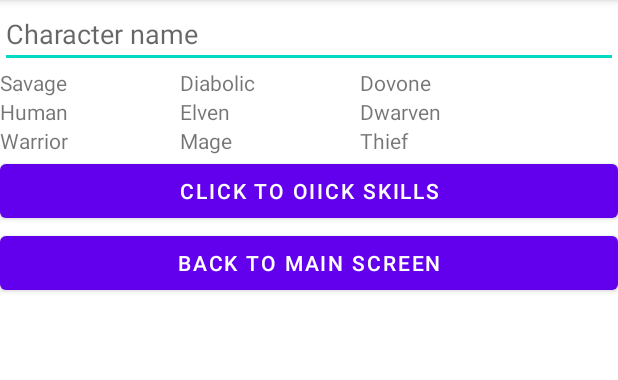
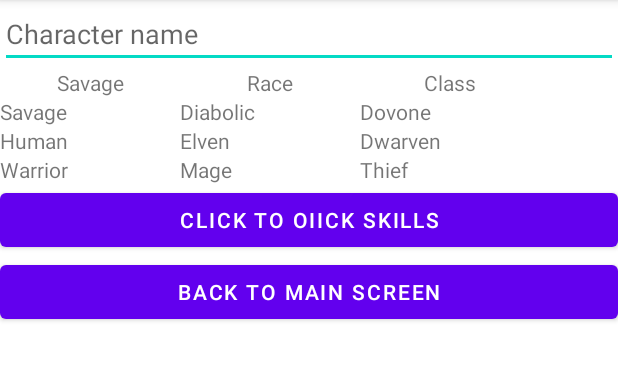
Before and after one commit to wkpescherine/Projects-2022, an Android app: the CreateCharacter screen opened directly, with no data from a screen before it, after a tap on "Savage", on a phone screen of 412 x 824 dp, the part 84-464 px from its top. Run offline under Robolectric (Android 15) with nearby library versions, the phone set to English and light mode, and no system bars.

Commit message:
Adding in more logic as well as building out the char naming and setup> Right now 3 choices for eahc section. Also building out the charSheet

```diff
--- /dev/null
+++ b/app/src/main/java/com/example/ascension/CharDataConfig.java
@@ -0,0 +1,7 @@
+package com.example.ascension;
+
+public class CharDataConfig {
+    String charStyle = "";
+    String charRace = "";
+    String charClass = "";
+}
--- a/app/src/main/java/com/example/ascension/CreateCharacter.java
+++ b/app/src/main/java/com/example/ascension/CreateCharacter.java
@@ -2,13 +2,11 @@ package com.example.ascension;
 
 import androidx.appcompat.app.AppCompatActivity;
 import android.view.View;
-
 import android.os.Bundle;
+import android.widget.TextView;
 
 public class CreateCharacter extends AppCompatActivity {
-    String charStyle = "";
-    String charRace = "";
-    String charClass = "";
+    CharDataConfig charSheet = new CharDataConfig();
 
     @Override
     protected void onCreate(Bundle savedInstanceState) {
@@ -17,15 +15,27 @@ public class CreateCharacter extends AppCompatActivity {
     }
 
     public void handleStyle(View v){
-        charStyle ="something";
+        TextView t1 = (TextView) v;
+        String selectStyle = t1.getText().toString();
+        TextView styleText = findViewById(R.id.charStyleHolder);
+        charSheet.charStyle = selectStyle;
+        styleText.setText(selectStyle);
     }
 
     public void handleRace(View v){
-        charRace="whatever";
+        TextView t2 = (TextView) v;
+        String selectRace = t2.getText().toString();
+        TextView raceText = findViewById(R.id.charRaceHolder);
+        charSheet.charRace = selectRace;
+        raceText.setText(selectRace);
     }
 
     public void handleClass(View v){
-        charClass="IDK";
+        TextView t3 = (TextView) v;
+        String selectClass = t3.getText().toString();
+        TextView classText = findViewById(R.id.charClassHolder);
+        charSheet.charClass = selectClass;
+        classText.setText(selectClass);
     }
 
     public void backToMain(View v){ }
--- a/app/src/main/res/layout/activity_create_character.xml
+++ b/app/src/main/res/layout/activity_create_character.xml
@@ -12,6 +12,30 @@
         android:layout_width="match_parent"
         android:layout_height="wrap_content"
         android:hint="Character name"/>
+
+    <LinearLayout
+        android:layout_width="match_parent"
+        android:layout_height="wrap_content"
+        android:orientation="horizontal">
+        <TextView
+            android:id="@+id/charStyleHolder"
+            android:layout_width="120dp"
+            android:layout_height="wrap_content"
+            android:textAlignment="center"
+            android:text="Style"/>
+        <TextView
+            android:id="@+id/charRaceHolder"
+            android:layout_width="120dp"
+            android:layout_height="wrap_content"
+            android:textAlignment="center"
+            android:text="Race"/>
+        <TextView
+            android:id="@+id/charClassHolder"
+            android:layout_width="120dp"
+            android:layout_height="wrap_content"
+            android:textAlignment="center"
+            android:text="Class"/>
+    </LinearLayout>
 
     <TableLayout
         android:layout_width="match_parent"
```
